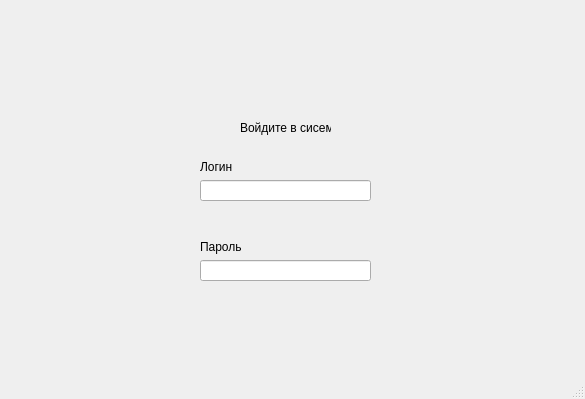
Above: erpsystem.ui from anastasia-dushanova/ERPsystem before the change. Below: the same form after it.
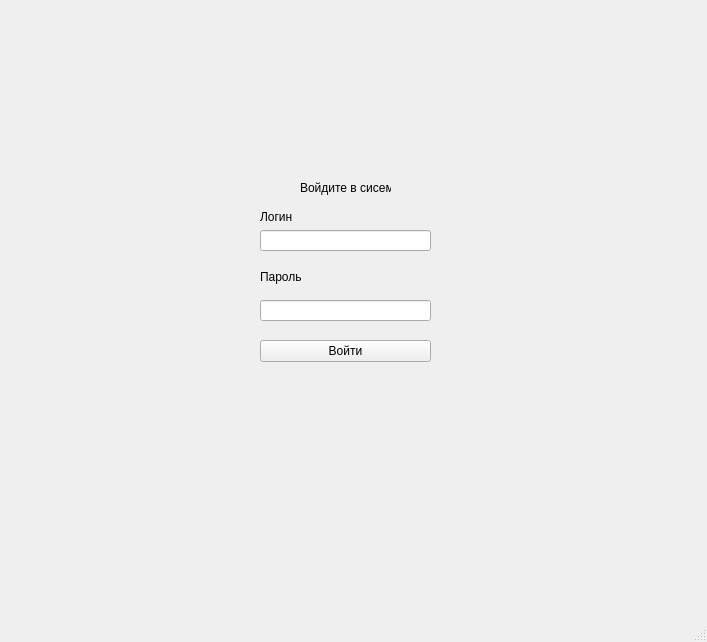
That is the form after the change. Custom widgets are drawn as their Qt base class.

The edit to the form file:
```diff
--- a/erpsystem.ui
+++ b/erpsystem.ui
@@ -6,19 +6,32 @@
    <rect>
     <x>0</x>
     <y>0</y>
-    <width>585</width>
-    <height>399</height>
+    <width>707</width>
+    <height>642</height>
    </rect>
   </property>
   <property name="windowTitle">
    <string>ERPsystem</string>
   </property>
   <widget class="QWidget" name="centralwidget">
+   <widget class="QStackedWidget" name="stackedWidget">
+    <property name="geometry">
+     <rect>
+      <x>10</x>
+      <y>20</y>
+      <width>691</width>
+      <height>531</height>
+     </rect>
+    </property>
+    <property name="currentIndex">
+     <number>0</number>
+    </property>
+    <widget class="QWidget" name="page_main">
    <widget class="QLabel" name="label_enter">
     <property name="geometry">
      <rect>
-      <x>240</x>
-      <y>120</y>
+        <x>290</x>
+        <y>160</y>
       <width>91</width>
       <height>16</height>
      </rect>
@@ -27,34 +40,24 @@
      <string>Войдите в сисему</string>
     </property>
    </widget>
-   <widget class="QLabel" name="label_login">
+     <widget class="QPushButton" name="pushButton_ok">
     <property name="geometry">
      <rect>
-      <x>200</x>
-      <y>160</y>
-      <width>47</width>
-      <height>14</height>
-     </rect>
-    </property>
-    <property name="text">
-     <string>Логин</string>
-    </property>
-   </widget>
-   <widget class="QLineEdit" name="lineEdit_login">
-    <property name="geometry">
-     <rect>
-      <x>200</x>
-      <y>180</y>
+        <x>250</x>
+        <y>320</y>
       <width>171</width>
-      <height>21</height>
-     </rect>
-    </property>
+        <height>22</height>
+       </rect>
+      </property>
+      <property name="text">
+       <string>Войти</string>
+      </property>
    </widget>
    <widget class="QLabel" name="label_password">
     <property name="geometry">
      <rect>
-      <x>200</x>
-      <y>240</y>
+        <x>250</x>
+        <y>250</y>
       <width>47</width>
       <height>14</height>
      </rect>
@@ -63,15 +66,42 @@
      <string>Пароль</string>
     </property>
    </widget>
+     <widget class="QLineEdit" name="lineEdit_login">
+      <property name="geometry">
+       <rect>
+        <x>250</x>
+        <y>210</y>
+        <width>171</width>
+        <height>21</height>
+       </rect>
+      </property>
+     </widget>
+     <widget class="QLabel" name="label_login">
+      <property name="geometry">
+       <rect>
+        <x>250</x>
+        <y>190</y>
+        <width>47</width>
+        <height>14</height>
+       </rect>
+      </property>
+      <property name="text">
+       <string>Логин</string>
+      </property>
+     </widget>
    <widget class="QLineEdit" name="lineEdit_password">
     <property name="geometry">
      <rect>
-      <x>200</x>
-      <y>260</y>
+        <x>250</x>
+        <y>280</y>
       <width>171</width>
       <height>21</height>
      </rect>
     </property>
+     </widget>
+    </widget>
+    <widget class="SalesOrder" name="page_sales"/>
+    <widget class="ProductionOrder" name="page_product"/>
    </widget>
   </widget>
   <widget class="QMenuBar" name="menubar">
@@ -86,6 +116,20 @@
   </widget>
   <widget class="QStatusBar" name="statusbar"/>
  </widget>
+ <customwidgets>
+  <customwidget>
+   <class>SalesOrder</class>
+   <extends>QWidget</extends>
+   <header>salesorder.h</header>
+   <container>1</container>
+  </customwidget>
+  <customwidget>
+   <class>ProductionOrder</class>
+   <extends>QWidget</extends>
+   <header>productionorder.h</header>
+   <container>1</container>
+  </customwidget>
+ </customwidgets>
  <resources/>
  <connections/>
 </ui>
```
Left out of the diff: 2 changed lines with no effect on the pictures. Lines whose indentation alone changed are shown as unchanged.
